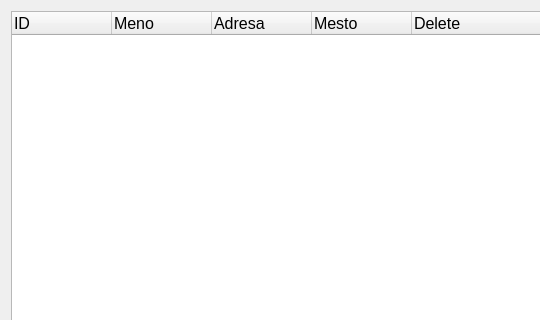
Qt form Pages/Customers/customerspage.ui (Gustopoll/InvoiceMaker) before a commit; both pictures show x 0 to 540 and y 0 to 320 of the 743 by 540 pixel window.
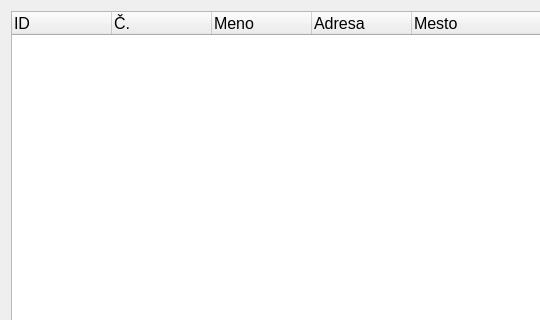
The same form after that commit.

```diff
--- a/Pages/Customers/customerspage.ui
+++ b/Pages/Customers/customerspage.ui
@@ -84,6 +84,11 @@
          <string>ID</string>
         </property>
        </column>
+       <column>
+        <property name="text">
+         <string>Č.</string>
+        </property>
+       </column>
        <column>
         <property name="text">
          <string>Meno</string>
@@ -101,7 +106,7 @@
        </column>
        <column>
         <property name="text">
-         <string>Delete</string>
+         <string/>
         </property>
        </column>
       </widget>
```
Left out of the diff: 2 changed lines with no effect on the pictures.
